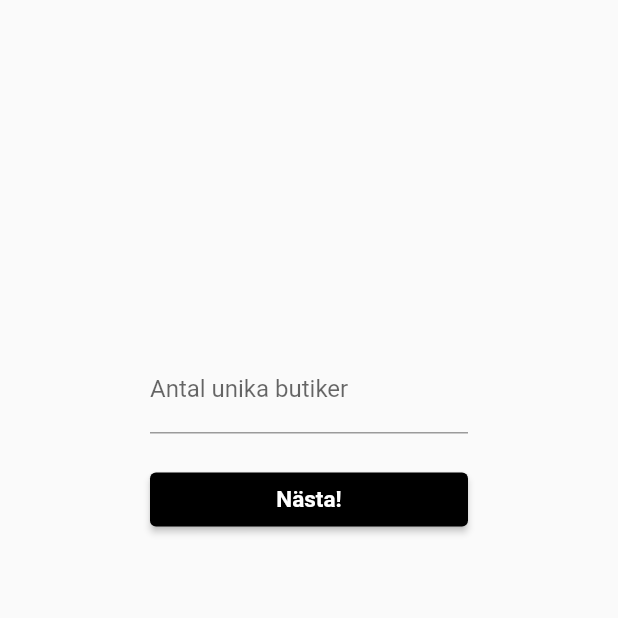
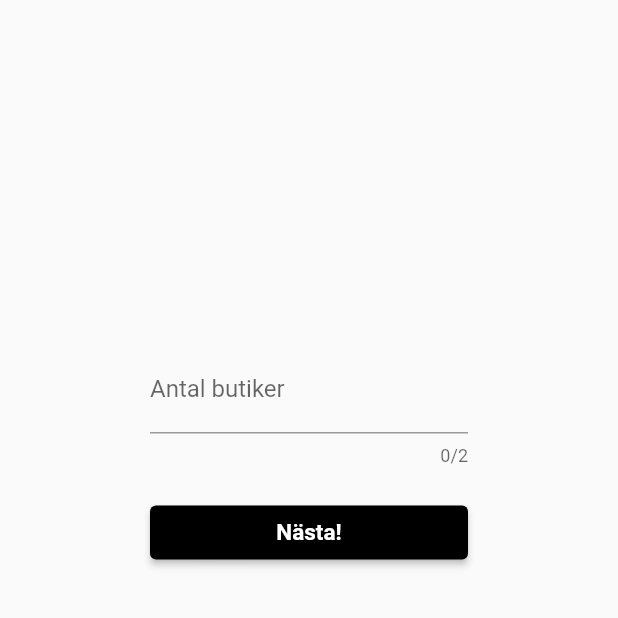
Before and after one commit to edojay/pickup_1, a Flutter app: the book_return_1 screen opened directly, on a phone screen of 412 x 824 dp, the top half of it. Run offline on Flutter 3.47's test engine with Material 2 defaults, Android fonts, the phone set to English and light mode, and no system bars.

```diff
--- a/lib/book_return_1.dart
+++ b/lib/book_return_1.dart
@@ -1,6 +1,9 @@
 import 'package:flutter/cupertino.dart';
 import 'package:flutter/material.dart';
 import 'package:pickup/book_return_2.dart';
+import 'caliculation.dart';
+
+var calc = new Caliculation();
 
 class book_return_1 extends StatefulWidget {
   @override
@@ -8,6 +11,9 @@ class book_return_1 extends StatefulWidget {
 }
 
 class _book_return_1State extends State<book_return_1> {
+  var TextFormFieldInput = "Antal butiker";
+  TextEditingController _nameController = TextEditingController(); //1
+
   @override
   Widget build(BuildContext context) {
     return SafeArea(
@@ -24,12 +30,25 @@ class _book_return_1State extends State<book_return_1> {
                     crossAxisAlignment: CrossAxisAlignment.stretch,
                     children: [
                       TextFormField(
-                        decoration: const InputDecoration(
-                            labelText: 'Antal unika butiker'),
+                        controller: _nameController, //1
+                        decoration: InputDecoration(
+                          labelText: TextFormFieldInput,
+                          hintText: 'Minst en butik',
+                        ),
+                        keyboardType: TextInputType.number,
+                        maxLength: 2,
                       ),
                       SizedBox(height: 20),
                       ElevatedButton(
                         onPressed: () {
+                          calc.setNumberOfStores(_nameController.text); //1
+                          setState(
+                            () {
+                              if (_nameController.text.length < 1)
+                                print(
+                                    'HEJ'); //TODO: Must do so "Nästa" is disabled if 0, nothing or special signs are entered.
+                            },
+                          );
                           Navigator.push(
                             context,
                             MaterialPageRoute(
--- a/lib/book_return_4_pick_time.dart
+++ b/lib/book_return_4_pick_time.dart
@@ -2,6 +2,9 @@ import 'package:flutter/cupertino.dart';
 import 'package:flutter/material.dart';
 import 'package:pickup/express_booking.dart';
 import 'payment_page.dart';
+import 'caliculation.dart';
+
+var calc = new Caliculation();
 
 class book_return_pick_time extends StatefulWidget {
   @override
--- a/lib/express_booking.dart
+++ b/lib/express_booking.dart
@@ -1,5 +1,8 @@
 import 'package:flutter/cupertino.dart';
 import 'package:flutter/material.dart';
+import 'caliculation.dart';
+
+var calc = new Caliculation();
 
 class express_booking extends StatelessWidget {
   @override
--- a/lib/main.dart
+++ b/lib/main.dart
@@ -1,8 +1,10 @@
 import 'package:flutter/material.dart';
+import 'package:pickup/book_return_1.dart';
 import 'login_register_page.dart';
 import 'home_page.dart';
 
 void main() {
   runApp(MaterialApp(title: "App", home: MyApp()));
   //runApp(MaterialApp(title: "App", home: home_page()));
+  //runApp(MaterialApp(title: "App", home: book_return_1()));
 }
--- a/lib/payment_page.dart
+++ b/lib/payment_page.dart
@@ -1,5 +1,8 @@
 import 'package:flutter/cupertino.dart';
 import 'package:flutter/material.dart';
+import 'caliculation.dart';
+
+var calc = new Caliculation();
 
 class payment_page extends StatefulWidget {
   @override
@@ -35,7 +38,7 @@ class _payment_pageState extends State<payment_page> {
                 ),
               ),
             ),
-            Text('Total kostnad: ')
+            Text('hej') //TODO: ADD THIS
           ],
         ),
       ),
```
Also changed, not shown: lib/caliculation.dart (+29 -0 lines), lib/login_register_page.dart (+6 -5 lines), pubspec.lock.
